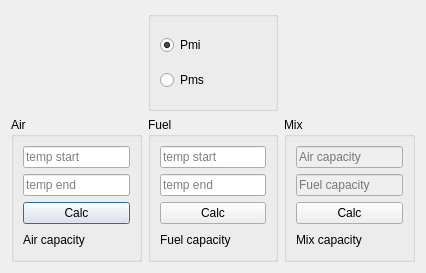
Qt form 2modules/duringcalc.ui (Ismaxis/212QtMay) before a commit.
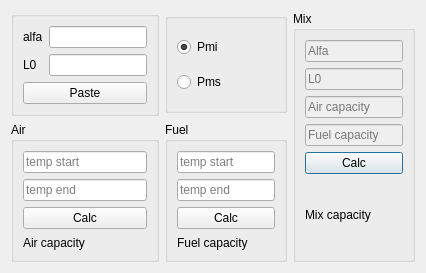
The same form after that commit.

Commit message: add paste for other modules

```diff
--- a/2modules/duringcalc.ui
+++ b/2modules/duringcalc.ui
@@ -14,21 +14,188 @@
    <string>During</string>
   </property>
   <layout class="QGridLayout" name="gridLayout">
+   <item row="0" column="4" rowspan="2">
+    <widget class="QGroupBox" name="groupBox_mix">
+     <property name="title">
+      <string>Mix</string>
+     </property>
+     <layout class="QVBoxLayout" name="verticalLayout_5">
+      <item>
+       <widget class="QLineEdit" name="le_a">
+        <property name="enabled">
+         <bool>false</bool>
+        </property>
+        <property name="text">
+         <string/>
+        </property>
+        <property name="readOnly">
+         <bool>false</bool>
+        </property>
+        <property name="placeholderText">
+         <string>Alfa</string>
+        </property>
+       </widget>
+      </item>
+      <item>
+       <widget class="QLineEdit" name="le_L0">
+        <property name="enabled">
+         <bool>false</bool>
+        </property>
+        <property name="placeholderText">
+         <string>L0</string>
+        </property>
+       </widget>
+      </item>
+      <item>
+       <widget class="QLineEdit" name="le_capAir">
+        <property name="enabled">
+         <bool>false</bool>
+        </property>
+        <property name="text">
+         <string/>
+        </property>
+        <property name="placeholderText">
+         <string>Air capacity</string>
+        </property>
+       </widget>
+      </item>
+      <item>
+       <widget class="QLineEdit" name="le_capFuel">
+        <property name="enabled">
+         <bool>false</bool>
+        </property>
+        <property name="readOnly">
+         <bool>true</bool>
+        </property>
+        <property name="placeholderText">
+         <string>Fuel capacity</string>
+        </property>
+       </widget>
+      </item>
+      <item>
+       <widget class="QPushButton" name="pb_calcMix">
+        <property name="text">
+         <string>Calc</string>
+        </property>
+       </widget>
+      </item>
+      <item>
+       <widget class="QLabel" name="output_mix">
+        <property name="text">
+         <string>Mix capacity</string>
+        </property>
+       </widget>
+      </item>
+     </layout>
+    </widget>
+   </item>
+   <item row="1" column="0">
+    <widget class="QGroupBox" name="groupBox_air">
+     <property name="title">
+      <string>Air</string>
+     </property>
+     <layout class="QVBoxLayout" name="verticalLayout_2">
+      <item>
+       <widget class="QLineEdit" name="le_tempStartAir">
+        <property name="placeholderText">
+         <string>temp start</string>
+        </property>
+       </widget>
+      </item>
+      <item>
+       <widget class="QLineEdit" name="le_tempEndAir">
+        <property name="placeholderText">
+         <string>temp end</string>
+        </property>
+       </widget>
+      </item>
+      <item>
+       <widget class="QPushButton" name="pb_calcAir">
+        <property name="text">
+         <string>Calc</string>
+        </property>
+       </widget>
+      </item>
+      <item>
+       <widget class="QLabel" name="output_air">
+        <property name="text">
+         <string>Air capacity</string>
+        </property>
+       </widget>
+      </item>
+     </layout>
+    </widget>
+   </item>
    <item row="0" column="0">
-    <spacer name="verticalSpacer">
-     <property name="orientation">
-      <enum>Qt::Vertical</enum>
+    <widget class="QGroupBox" name="groupBox">
+     <property name="title">
+      <string/>
      </property>
-     <property name="sizeType">
-      <enum>QSizePolicy::Fixed</enum>
-     </property>
-     <property name="sizeHint" stdset="0">
-      <size>
-       <width>20</width>
-       <height>100</height>
-      </size>
-     </property>
-    </spacer>
+     <layout class="QGridLayout" name="gridLayout_2">
+      <item row="1" column="1">
+       <widget class="QLineEdit" name="paste_a_lineEdit">
+        <property name="toolTipDuration">
+         <number>1</number>
+        </property>
+        <property name="statusTip">
+         <string/>
+        </property>
+        <property name="whatsThis">
+         <string>alfa</string>
+        </property>
+        <property name="placeholderText">
+         <string/>
+        </property>
+       </widget>
+      </item>
+      <item row="1" column="0">
+       <widget class="QLabel" name="label">
+        <property name="sizePolicy">
+         <sizepolicy hsizetype="Minimum" vsizetype="Preferred">
+          <horstretch>0</horstretch>
+          <verstretch>0</verstretch>
+         </sizepolicy>
+        </property>
+        <property name="minimumSize">
+         <size>
+          <width>0</width>
+          <height>0</height>
+         </size>
+        </property>
+        <property name="text">
+         <string>alfa</string>
+        </property>
+       </widget>
+      </item>
+      <item row="2" column="1">
+       <widget class="QLineEdit" name="paste_L0_lineEdit">
+        <property name="whatsThis">
+         <string>L0</string>
+        </property>
+       </widget>
+      </item>
+      <item row="2" column="0">
+       <widget class="QLabel" name="label_2">
+        <property name="sizePolicy">
+         <sizepolicy hsizetype="Minimum" vsizetype="Preferred">
+          <horstretch>0</horstretch>
+          <verstretch>0</verstretch>
+         </sizepolicy>
+        </property>
+        <property name="text">
+         <string>L0</string>
+        </property>
+       </widget>
+      </item>
+      <item row="4" column="0" colspan="2">
+       <widget class="QPushButton" name="pastePushButton">
+        <property name="text">
+         <string>Paste</string>
+        </property>
+       </widget>
+      </item>
+     </layout>
+    </widget>
    </item>
    <item row="0" column="1">
     <widget class="QGroupBox" name="groupBox_mode">
@@ -68,59 +235,6 @@
      </layout>
     </widget>
    </item>
-   <item row="0" column="2">
-    <spacer name="verticalSpacer_2">
-     <property name="orientation">
-      <enum>Qt::Vertical</enum>
-     </property>
-     <property name="sizeType">
-      <enum>QSizePolicy::Fixed</enum>
-     </property>
-     <property name="sizeHint" stdset="0">
-      <size>
-       <width>20</width>
-       <height>100</height>
-      </size>
-     </property>
-    </spacer>
-   </item>
-   <item row="1" column="0">
-    <widget class="QGroupBox" name="groupBox_air">
-     <property name="title">
-      <string>Air</string>
-     </property>
-     <layout class="QVBoxLayout" name="verticalLayout_2">
-      <item>
-       <widget class="QLineEdit" name="le_tempStartAir">
-        <property name="placeholderText">
-         <string>temp start</string>
-        </property>
-       </widget>
-      </item>
-      <item>
-       <widget class="QLineEdit" name="le_tempEndAir">
-        <property name="placeholderText">
-         <string>temp end</string>
-        </property>
-       </widget>
-      </item>
-      <item>
-       <widget class="QPushButton" name="pb_calcAir">
-        <property name="text">
-         <string>Calc</string>
-        </property>
-       </widget>
-      </item>
-      <item>
-       <widget class="QLabel" name="output_air">
-        <property name="text">
-         <string>Air capacity</string>
-        </property>
-       </widget>
-      </item>
-     </layout>
-    </widget>
-   </item>
    <item row="1" column="1">
     <widget class="QGroupBox" name="groupBox_fuel">
      <property name="title">
@@ -158,55 +272,6 @@
      </layout>
     </widget>
    </item>
-   <item row="1" column="2">
-    <widget class="QGroupBox" name="groupBox_mix">
-     <property name="title">
-      <string>Mix</string>
-     </property>
-     <layout class="QVBoxLayout" name="verticalLayout_5">
-      <item>
-       <widget class="QLineEdit" name="le_capAir">
-        <property name="enabled">
-         <bool>false</bool>
-        </property>
-        <property name="text">
-         <string/>
-        </property>
-        <property name="placeholderText">
-         <string>Air capacity</string>
-        </property>
-       </widget>
-      </item>
-      <item>
-       <widget class="QLineEdit" name="le_capFuel">
-        <property name="enabled">
-         <bool>false</bool>
-        </property>
-        <property name="readOnly">
-         <bool>true</bool>
-        </property>
-        <property name="placeholderText">
-         <string>Fuel capacity</string>
-        </property>
-       </widget>
-      </item>
-      <item>
-       <widget class="QPushButton" name="pb_calcMix">
-        <property name="text">
-         <string>Calc</string>
-        </property>
-       </widget>
-      </item>
-      <item>
-       <widget class="QLabel" name="output_mix">
-        <property name="text">
-         <string>Mix capacity</string>
-        </property>
-       </widget>
-      </item>
-     </layout>
-    </widget>
-   </item>
   </layout>
  </widget>
  <resources/>
```
The commit also changes 6 other files.
